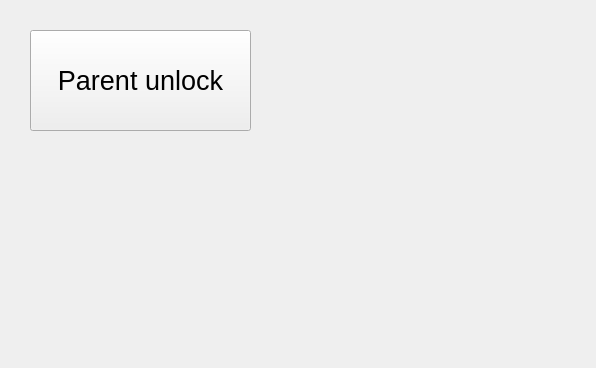
First picture: the form in hardware/simulated/simulatedhardwarewidget.ui, repository wawanbreton/family-assistant, before the edit.
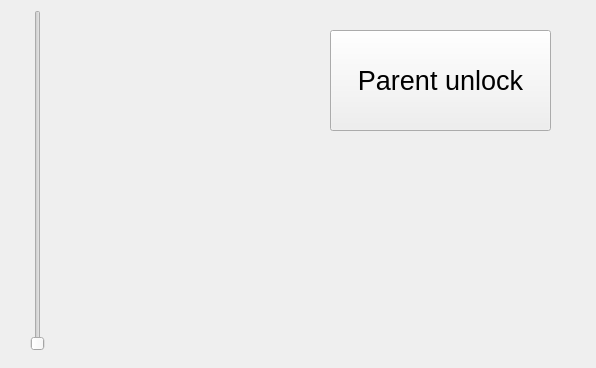
Second picture: the form after the edit.

Commit message: Handle day/night backlight according to user activity

What changed in the file:
```diff
--- a/hardware/simulated/simulatedhardwarewidget.ui
+++ b/hardware/simulated/simulatedhardwarewidget.ui
@@ -21,7 +21,7 @@
   <widget class="QPushButton" name="buttonParentUnlock">
    <property name="geometry">
     <rect>
-     <x>30</x>
+     <x>330</x>
      <y>30</y>
      <width>221</width>
      <height>101</height>
@@ -31,6 +31,25 @@
     <string>Parent unlock</string>
    </property>
   </widget>
+  <widget class="QSlider" name="sliderBacklight">
+   <property name="enabled">
+    <bool>false</bool>
+   </property>
+   <property name="geometry">
+    <rect>
+     <x>30</x>
+     <y>10</y>
+     <width>16</width>
+     <height>341</height>
+    </rect>
+   </property>
+   <property name="maximum">
+    <number>100</number>
+   </property>
+   <property name="orientation">
+    <enum>Qt::Orientation::Vertical</enum>
+   </property>
+  </widget>
  </widget>
  <resources/>
  <connections/>
```
The commit also changes 14 other files.
